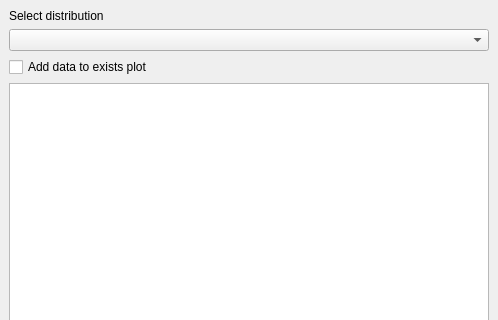
Old version of the form wrapper/misc/collections/ww_data_collecting/ui/ui_qt_base/ui_collect_ww_data.ui in the repository OutlyingWest/treada-launcher; both pictures show x 0 to 498 and y 0 to 320 of the 498 by 556 pixel window.
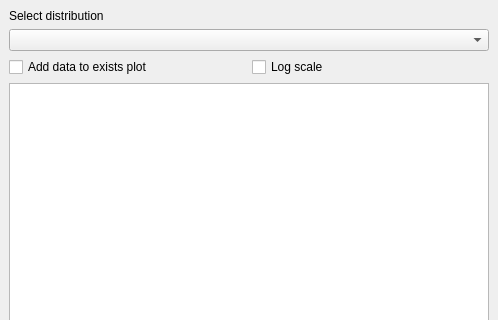
New version of the form.

Commit message: gui interactor completed

```diff
--- a/wrapper/misc/collections/ww_data_collecting/ui/ui_qt_base/ui_collect_ww_data.ui
+++ b/wrapper/misc/collections/ww_data_collecting/ui/ui_qt_base/ui_collect_ww_data.ui
@@ -22,8 +22,6 @@
    </property>
    <layout class="QVBoxLayout" name="verticalLayout">
     <item>
-     <layout class="QVBoxLayout" name="PlottingMainVerticalLayout">
-      <item>
        <widget class="QLabel" name="SelectWWLabel">
         <property name="text">
          <string>Select distribution</string>
@@ -34,6 +32,8 @@
        <widget class="QComboBox" name="SelectDistributionComboBox"/>
       </item>
       <item>
+     <layout class="QHBoxLayout" name="CheckboxesHorizontalLayout">
+      <item>
        <widget class="QCheckBox" name="AddToExistsCheckBox">
         <property name="text">
          <string>Add data to exists plot</string>
@@ -41,6 +41,15 @@
        </widget>
       </item>
       <item>
+       <widget class="QCheckBox" name="LogScaleCheckBox">
+        <property name="text">
+         <string>Log scale</string>
+        </property>
+       </widget>
+      </item>
+     </layout>
+    </item>
+    <item>
        <widget class="QTreeView" name="treeView"/>
       </item>
       <item>
@@ -71,8 +80,6 @@
            <string>Plot</string>
           </property>
          </widget>
-        </item>
-       </layout>
       </item>
      </layout>
     </item>
```
Lines whose indentation alone changed are shown as unchanged. The commit also changes 7 other files.
